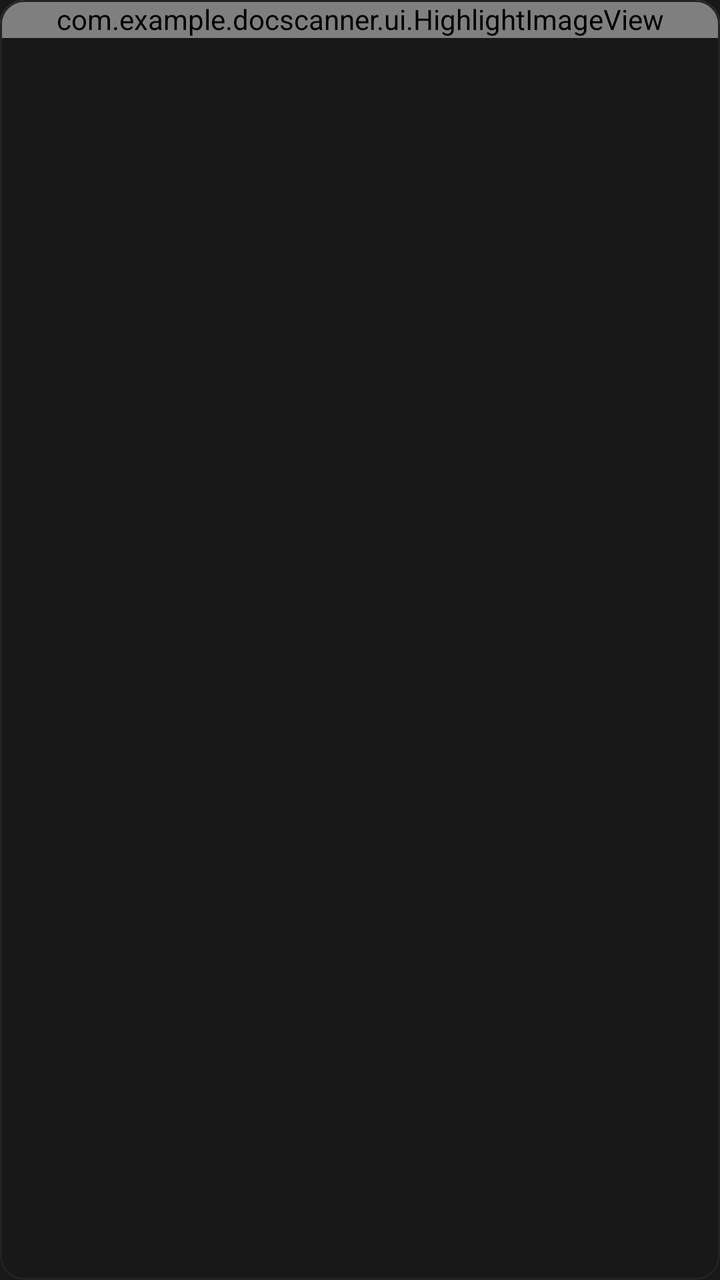
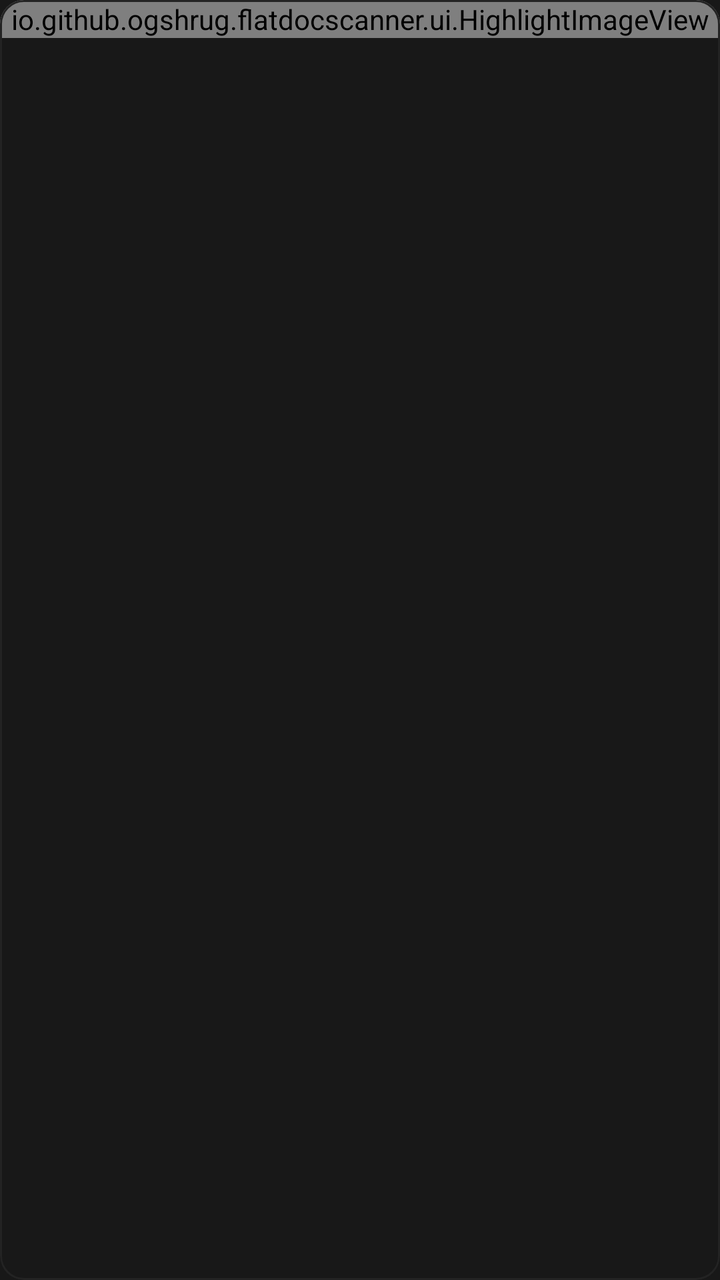

Before-and-after screenshots of an Android layout around one commit, followed by the original layout XML and the change that was made.
<!-- AndroidManifest.xml: application theme Theme.DocScanner -->
<!-- res/layout/item_page.xml -->
<?xml version="1.0" encoding="utf-8"?>
<com.google.android.material.card.MaterialCardView xmlns:android="http://schemas.android.com/apk/res/android"
    xmlns:app="http://schemas.android.com/apk/res-auto"
    style="?attr/materialCardViewOutlinedStyle"
    android:checkable="true"
    app:checkedIcon="@null"
    android:layout_width="match_parent"
    android:layout_height="wrap_content"
    android:layout_margin="6dp">

    <LinearLayout
        android:layout_width="match_parent"
        android:layout_height="wrap_content"
        android:orientation="vertical">

        <FrameLayout
            android:layout_width="match_parent"
            android:layout_height="wrap_content">

            <com.example.docscanner.ui.HighlightImageView
                android:id="@+id/image"
                android:layout_width="match_parent"
                android:layout_height="wrap_content"
                android:background="?attr/colorSurfaceContainerHighest"
                android:importantForAccessibility="no"
                android:scaleType="fitCenter" />

            <ImageView
                android:id="@+id/check"
                android:layout_width="26dp"
                android:layout_height="26dp"
                android:layout_gravity="bottom|end"
                android:layout_margin="6dp"
                android:importantForAccessibility="no"
                android:visibility="gone" />
        </FrameLayout>

        <TextView
            android:id="@+id/number"
            android:layout_width="match_parent"
            android:layout_height="wrap_content"
            android:gravity="center"
            android:padding="6dp"
            android:textAppearance="?attr/textAppearanceLabelLarge" />
    </LinearLayout>
</com.google.android.material.card.MaterialCardView>
<!-- resources referenced by this layout -->
<resources>
  <style name="Theme.DocScanner" parent="Theme.Material3.Dark.NoActionBar">
          <item name="colorPrimary">@color/accent</item>
          <item name="colorOnPrimary">@color/on_accent</item>
          <item name="colorPrimaryContainer">@color/accent_container</item>
          <item name="colorOnPrimaryContainer">@color/on_accent_container</item>
          <item name="colorSecondary">@color/accent</item>
          <item name="colorOnSecondary">@color/on_accent</item>
          <item name="colorSecondaryContainer">@color/accent_container</item>
          <item name="colorOnSecondaryContainer">@color/on_accent_container</item>
          <item name="colorTertiary">@color/accent</item>
          <item name="colorOnTertiary">@color/on_accent</item>
          <item name="colorError">@color/error</item>
          <item name="colorOnError">@color/on_error</item>
  
          <item name="android:colorBackground">@color/background</item>
          <item name="colorOnBackground">@color/text_primary</item>
          <item name="colorSurface">@color/background</item>
          <item name="colorOnSurface">@color/text_primary</item>
          <item name="colorOnSurfaceVariant">@color/text_secondary</item>
          <item name="colorSurfaceContainerLowest">@color/surface_lowest</item>
          <item name="colorSurfaceContainerLow">@color/surface_low</item>
          <item name="colorSurfaceContainer">@color/surface</item>
          <item name="colorSurfaceContainerHigh">@color/surface_high</item>
          <item name="colorSurfaceContainerHighest">@color/surface_highest</item>
          <item name="colorOutline">@color/outline</item>
          <item name="colorOutlineVariant">@color/divider</item>
  
          <item name="android:windowBackground">@color/background</item>
          <item name="android:windowLightStatusBar">false</item>
  
          
          <item name="floatingActionButtonStyle">@style/Widget.DocScanner.Fab</item>
          <item name="extendedFloatingActionButtonStyle">@style/Widget.DocScanner.ExtendedFab</item>
      </style>
  <color name="accent">#FFCEFF3E</color>
  <color name="on_accent">#FF181818</color>
  <color name="accent_container">#FF2C3511</color>
  <color name="on_accent_container">#FFCEFF3E</color>
  <color name="error">#FFFF6B5E</color>
  <color name="on_error">#FF181818</color>
  <color name="background">#FF181818</color>
  <color name="text_primary">#FFFFFFFF</color>
  <color name="text_secondary">#FFA6A6A6</color>
  <color name="surface_lowest">#FF121212</color>
  <color name="surface_low">#FF1C1C1C</color>
  <color name="surface">#FF1F1F1F</color>
  <color name="surface_high">#FF232323</color>
  <color name="surface_highest">#FF2A2A2A</color>
  <color name="outline">#FF3A3A3A</color>
  <color name="divider">#FF232323</color>
  <style name="Widget.DocScanner.Fab" parent="Widget.Material3.FloatingActionButton.Primary">
          <item name="backgroundTint">@color/accent</item>
          <item name="tint">@color/on_accent</item>
      </style>
  <style name="Widget.DocScanner.ExtendedFab" parent="Widget.Material3.ExtendedFloatingActionButton.Icon.Primary">
          <item name="backgroundTint">@color/accent</item>
          <item name="android:textColor">@color/on_accent</item>
          <item name="iconTint">@color/on_accent</item>
      </style>
</resources>

<!-- the commit's change to res/layout/item_page.xml (unified diff, before → after) -->
@@ -17,7 +17,7 @@
             android:layout_width="match_parent"
             android:layout_height="wrap_content">
 
-            <com.example.docscanner.ui.HighlightImageView
+            <io.github.ogshrug.flatdocscanner.ui.HighlightImageView
                 android:id="@+id/image"
                 android:layout_width="match_parent"
                 android:layout_height="wrap_content"
